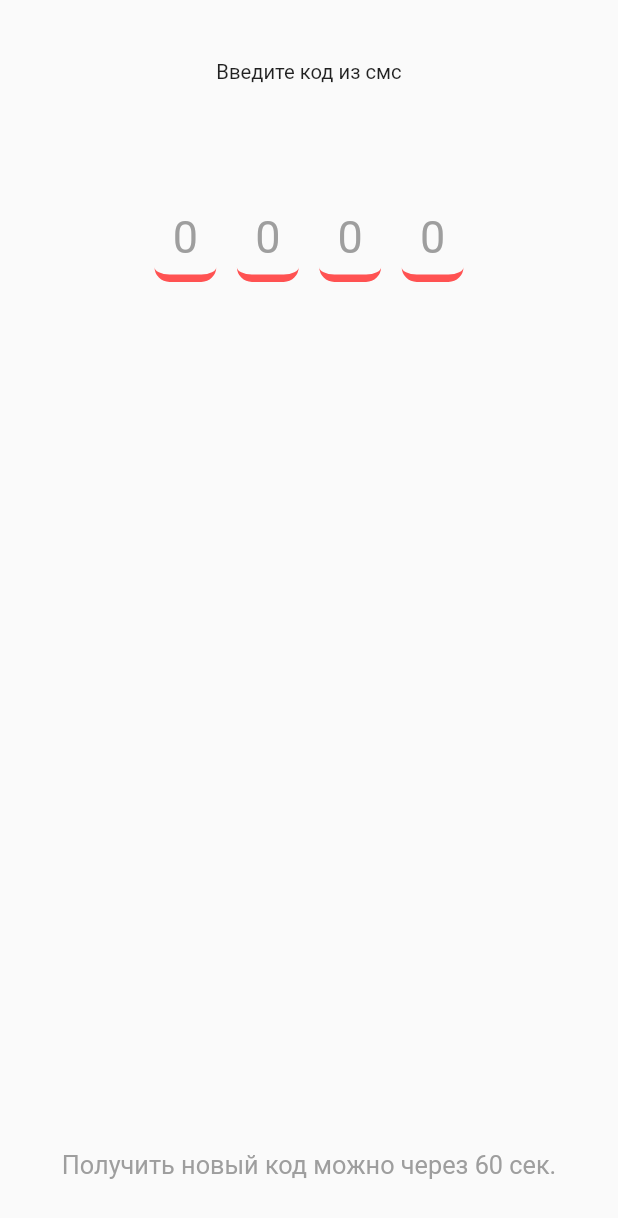
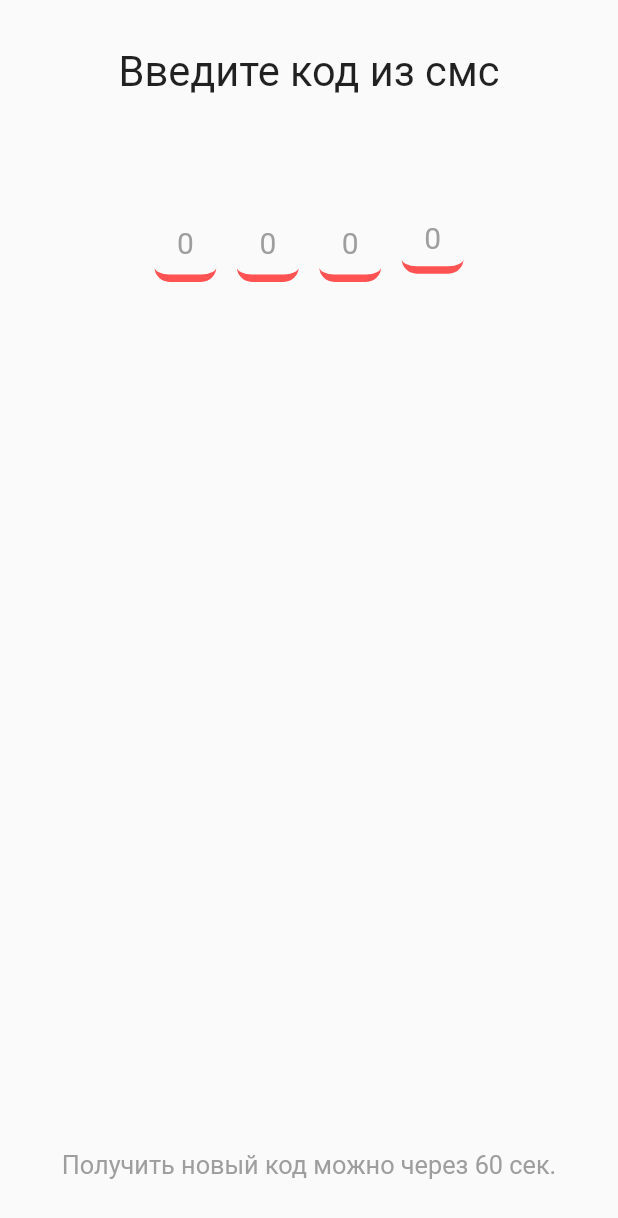
Before and after one commit to Zerogi/taxi_delivery_app, a Flutter app: the screen it shows after launch, after a tap on "Далее", on a phone screen of 412 x 824 dp. Shown: the top 1218 px of the screen. Run offline on Flutter 3.47's test engine with Material 2 defaults, Android fonts, the phone set to English and light mode, and no system bars.

Commit message:
работает

```diff
--- a/lib/screens/CheckCodeScreen.dart
+++ b/lib/screens/CheckCodeScreen.dart
@@ -20,7 +20,7 @@ class CheckCode extends StatelessWidget{
               flex:1,
               fit:FlexFit.tight,
               child: FractionallySizedBox(
-                widthFactor: 0.3,
+                widthFactor: 0.8,
                 child: Container(child: FittedBox(fit: BoxFit.contain,
                   child: Text("Введите код из смс",
                     textAlign: TextAlign.center,
@@ -44,7 +44,7 @@ class CheckCode extends StatelessWidget{
                                   style: TextStyle(color: Colors.black87,fontSize: 30),
                                   keyboardType: TextInputType.phone,
                                   decoration: new InputDecoration(hintText: "0",
-                                      hintStyle: TextStyle(fontSize: 30,color: Colors.grey),
+                                      hintStyle: TextStyle(fontSize: 20,color: Colors.grey),
                                       enabledBorder: UnderlineInputBorder(borderSide: BorderSide(color: Colors.redAccent, width: 5),
                                           borderRadius: BorderRadius.circular(10.0))))),
                           Flexible(flex:1, child: Container()),
@@ -56,7 +56,7 @@ class CheckCode extends StatelessWidget{
                                   style: TextStyle(color: Colors.black87,fontSize: 30),
                                   keyboardType: TextInputType.phone,
                                   decoration: new InputDecoration(hintText: "0",
-                                      hintStyle: TextStyle(fontSize: 30,color: Colors.grey),
+                                      hintStyle: TextStyle(fontSize: 20,color: Colors.grey),
                                       enabledBorder: UnderlineInputBorder(borderSide: BorderSide(color: Colors.redAccent, width: 5),
                                           borderRadius: BorderRadius.circular(10.0))))),
                           Flexible(flex:1, child: Container()),
@@ -68,7 +68,7 @@ class CheckCode extends StatelessWidget{
                                   style: TextStyle(color: Colors.black87,fontSize: 30),
                                   keyboardType: TextInputType.phone,
                                   decoration: new InputDecoration(hintText: "0",
-                                      hintStyle: TextStyle(fontSize: 30,color: Colors.grey),
+                                      hintStyle: TextStyle(fontSize: 20,color: Colors.grey),
                                       enabledBorder: UnderlineInputBorder(borderSide: BorderSide(color: Colors.redAccent, width: 5),
                                           borderRadius: BorderRadius.circular(10.0))))),
                           Flexible(flex:1, child: Container()),
@@ -77,10 +77,10 @@ class CheckCode extends StatelessWidget{
                               fit:FlexFit.tight,
                               child:TextFormField(
                                   textAlign: TextAlign.center,
-                                  style: TextStyle(color: Colors.black87,fontSize: 30),
+                                  style: TextStyle(color: Colors.black87,fontSize: 20),
                                   keyboardType: TextInputType.phone,
                                   decoration: new InputDecoration(hintText: "0",
-                                      hintStyle: TextStyle(fontSize: 30,color: Colors.grey),
+                                      hintStyle: TextStyle(fontSize: 20,color: Colors.grey),
                                       enabledBorder: UnderlineInputBorder(borderSide: BorderSide(color: Colors.redAccent, width: 5),
                                           borderRadius: BorderRadius.circular(10.0)))))]))),
             Flexible(
--- a/lib/screens/LoginScreen.dart
+++ b/lib/screens/LoginScreen.dart
@@ -21,7 +21,7 @@ class LogIn extends StatelessWidget {
               flex:1,
               fit:FlexFit.tight,
               child: FractionallySizedBox(
-                widthFactor: 0.3,
+                widthFactor: 0.8,
                 child: Container(child: FittedBox(fit: BoxFit.contain,
                   child: Text("Введите свой номер телефона",
                     textAlign: TextAlign.center,
@@ -47,7 +47,7 @@ class LogIn extends StatelessWidget {
               child: FractionallySizedBox(widthFactor: 0.8,
                 child:TextFormField(
                   textAlign: TextAlign.center,
-                  style: TextStyle(color: Colors.black87,fontSize: 30),
+                  style: TextStyle(color: Colors.black87,fontSize: 20),
                   keyboardType: TextInputType.phone,
                   decoration: new InputDecoration(hintText: "+XXX XXX XX-XX-XX",
                       hintStyle: TextStyle(fontSize: 20,color: Colors.grey),
```
